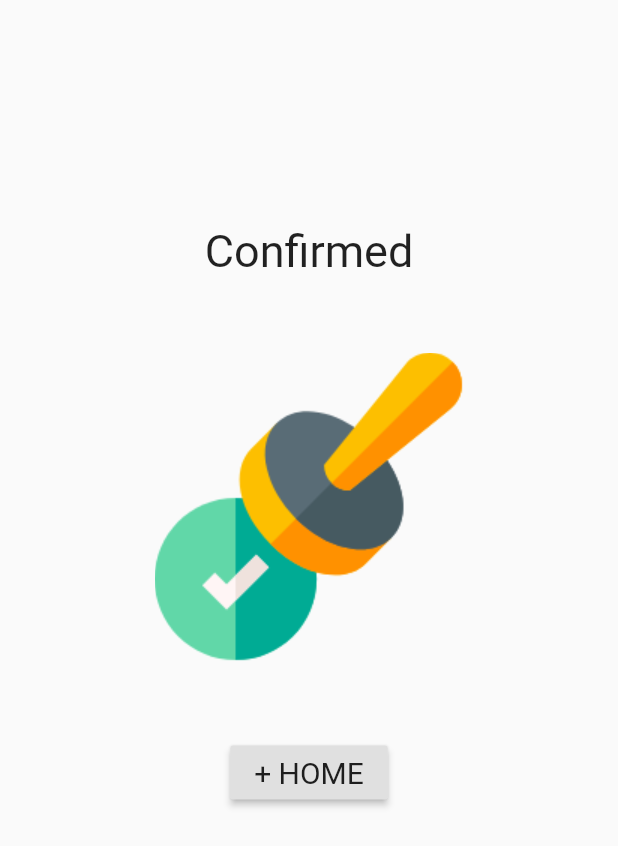
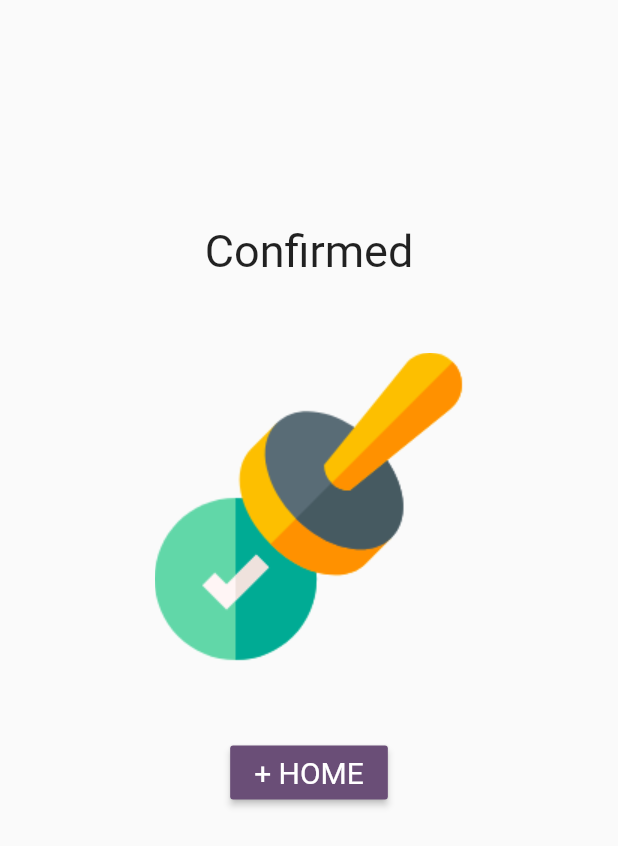
Before and after one commit to DSCUY1/Attendance-check-app-flutter, a Flutter app: the Confirm screen opened directly, on a phone screen of 412 x 824 dp. Shown: the top 846 px of the screen. Run offline on Flutter 3.47's test engine with Material 2 defaults, Android fonts, the phone set to English and light mode, and no system bars; statements that could not run were skipped.

Commit message:
Front confirm page OK

```diff
--- a/lib/pages/confirm.dart
+++ b/lib/pages/confirm.dart
@@ -12,22 +12,29 @@ class _ConfirmState extends State<Confirm> {
     double width = MediaQuery.of(context).size.width;
     return Scaffold(
       body: Center(
-            child: Column(children: <Widget>[
+        child: Column(
+          children: <Widget>[
             Container(
               margin: EdgeInsets.only(top: 150),
               child: Text(
                 "Confirmed",
                 style: TextStyle(
-              fontFamily: "Roboto", fontSize: 30, fontWeight: FontWeight.w400),
+                  fontFamily: "Roboto",
+                  fontSize: 30,
+                  fontWeight: FontWeight.w400,
+                ),
               ),
             ),
             Container(
               margin: EdgeInsets.only(top: 50),
               width: width * 0.5,
-          child: Image.asset('assets/images/validation.png')),
+              child: Image.asset('assets/images/validation.png'),
+            ),
             Container(
               margin: EdgeInsets.only(top: 50),
               child: RaisedButton(
+                color: Color(0xff6A4E77),
+                textColor: Colors.white,
                 onPressed: () {
                   MaterialPageRoute route =
                       MaterialPageRoute(builder: (_) => Home());
@@ -40,7 +47,11 @@ class _ConfirmState extends State<Confirm> {
                       fontWeight: FontWeight.w400,
                       fontSize: 20),
                 ),
-          ))
-    ])));
+              ),
+            ),
+          ],
+        ),
+      ),
+    );
   }
 }
```
Lines whose indentation alone changed are shown as unchanged.
